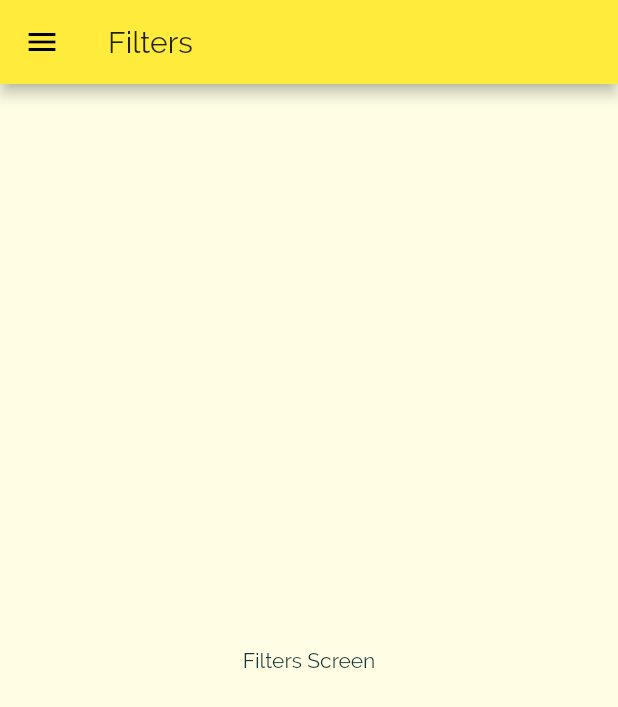
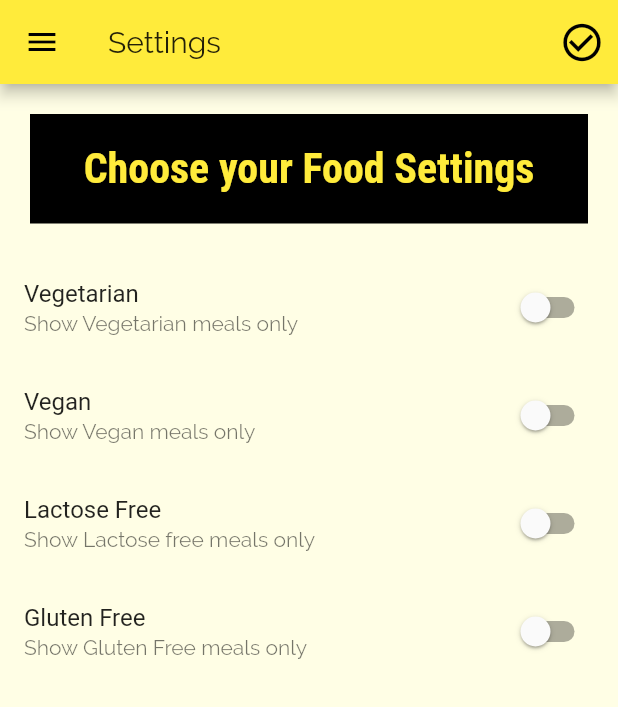
Before and after one commit to pr4nshul/meals_app, a Flutter app: the FiltersScreen screen opened by its route, on a phone screen of 412 x 824 dp. Shown: the top 707 px of the screen. Run offline on Flutter 3.47's test engine with Material 2 defaults, Android fonts, the phone set to English and light mode, and no system bars.

Commit message:
added filters

```diff
--- a/lib/main.dart
+++ b/lib/main.dart
@@ -1,13 +1,47 @@
 import 'package:flutter/material.dart';
+import './dummy_data.dart';
 import './screens/filters_screen.dart';
 import './screens/tab_screen.dart';
 import './screens/meal_detail_screen.dart';
 import './screens/category_meals_screen.dart';
+import './Models/meal.dart';
 import './screens/categories_screen.dart';
 
 void main() => runApp(MyApp());
 
-class MyApp extends StatelessWidget {
+class MyApp extends StatefulWidget {
+  @override
+  _MyAppState createState() => _MyAppState();
+}
+
+class _MyAppState extends State<MyApp> {
+  Map<String, bool> _filters = {
+    'gluten': false,
+    'lactose': false,
+    'Vegan': false,
+    'Veg': false
+  };
+  List<Meal> _availableMeals = DUMMY_MEALS;
+  void _setFilters(Map<String,bool> filterData){
+    setState(() {
+      _filters=filterData;
+      _availableMeals =DUMMY_MEALS.where((meal){
+        if(_filters['gluten'] && !meal.isGlutenFree){
+          return false;
+        }
+        if(_filters['lactose'] && !meal.isLactoseFree){
+          return false;
+        }
+        if(_filters['Vegan'] && !meal.isVegan){
+          return false;
+        }
+        if(_filters['Veg'] && !meal.isVegetarian){
+          return false;
+        }
+        return true;
+      }).toList();
+    });
+  }
   @override
   Widget build(BuildContext context) {
     return MaterialApp(
@@ -36,10 +70,10 @@ class MyApp extends StatelessWidget {
 //      ),
       initialRoute: '/',
       routes: {
-        '/' : (ctx) => TabsScreen(),
-        CategoryMealsScreen.routeName: (ctx) => CategoryMealsScreen(),
+        '/': (ctx) => TabsScreen(),
+        CategoryMealsScreen.routeName: (ctx) => CategoryMealsScreen(_availableMeals),
         MealScreenDetail.routeName: (ctx) => MealScreenDetail(),
-        FiltersScreen.routeName: (ctx) => FiltersScreen(),
+        FiltersScreen.routeName: (ctx) => FiltersScreen(_setFilters,_filters),
       },
     );
   }
--- a/lib/screens/filters_screen.dart
+++ b/lib/screens/filters_screen.dart
@@ -1,19 +1,125 @@
 import 'package:flutter/material.dart';
+import 'package:meals_app/screens/categories_screen.dart';
+import 'package:meals_app/screens/category_meals_screen.dart';
 import '../widgets/main_drawer.dart';
 
-class FiltersScreen extends StatelessWidget {
+class FiltersScreen extends StatefulWidget {
   static const routeName = '/filters-screen';
+  Map<String, bool> _filters;
+  Function setFilters;
+  FiltersScreen(this.setFilters, this._filters);
+  @override
+  _FiltersScreenState createState() => _FiltersScreenState();
+}
+
+class _FiltersScreenState extends State<FiltersScreen> {
+  bool _isVeg = false;
+  bool _isVegan = false;
+  bool _isLactoseFree = false;
+  bool _isGlutenFree = false;
+  @override
+  initState(){
+    super.initState();
+    _isGlutenFree= widget._filters['gluten'];
+    _isVegan= widget._filters['Vegan'];
+    _isVeg= widget._filters['Veg'];
+    _isLactoseFree= widget._filters['lactose'];
+  }
+  Widget _buildFilter(
+      String description, String title, bool value, Function change) {
+    return SwitchListTile(
+      onChanged: change,
+      value: value,
+      title: Text(title),
+      subtitle: Text(description),
+    );
+  }
 
   @override
   Widget build(BuildContext context) {
     return Scaffold(
-      appBar: AppBar(
-        title: Text('Filters'),
-      ),
-      drawer: MainDrawer(),
-      body: Center(
-        child: Text('Filters Screen'),
-      ),
-    );
+        appBar: AppBar(
+          title: Text('Settings'),
+          actions: [
+            IconButton(
+              icon: Icon(
+                Icons.check_circle_outline,
+                size: 30,
+              ),
+              onPressed: () {
+                final selectedFilters = {
+                  'gluten': _isGlutenFree,
+                  'lactose': _isLactoseFree,
+                  'Vegan': _isVegan,
+                  'Veg': _isVeg,
+                };
+                widget.setFilters(selectedFilters);
+                Navigator.of(context).pushReplacementNamed('/');
+              },
+            ),
+          ],
+        ),
+        drawer: MainDrawer(),
+        body: Column(
+          crossAxisAlignment: CrossAxisAlignment.center,
+          children: [
+            Container(
+              width: double.infinity,
+              margin: EdgeInsets.all(20),
+              padding: EdgeInsets.all(20),
+              color: Colors.black,
+              child: Center(
+                child: Text(
+                  'Choose your Food Settings',
+                  style: TextStyle(
+                    fontFamily: 'RobotoCondensed',
+                    fontWeight: FontWeight.bold,
+                    color: Colors.yellow,
+                    fontSize: 28,
+                  ),
+                ),
+              ),
+            ),
+            Expanded(
+              child: ListView(
+                children: [
+                  _buildFilter(
+                      'Show Vegetarian meals only', 'Vegetarian', _isVeg,
+                      (bool newValue) {
+                    setState(
+                      () {
+                        _isVeg = newValue;
+                      },
+                    );
+                  }), //buildFilter
+                  _buildFilter('Show Vegan meals only', 'Vegan', _isVegan,
+                      (newValue) {
+                    setState(
+                      () {
+                        _isVegan = newValue;
+                      },
+                    );
+                  }), //buildFilter
+                  _buildFilter('Show Lactose free meals only', 'Lactose Free',
+                      _isLactoseFree, (newValue) {
+                    setState(
+                      () {
+                        _isLactoseFree = newValue;
+                      },
+                    );
+                  }), //buildFilter
+                  _buildFilter('Show Gluten Free meals only', 'Gluten Free',
+                      _isGlutenFree, (newValue) {
+                    setState(
+                      () {
+                        _isGlutenFree = newValue;
+                      },
+                    );
+                  }), //buildFilter
+                ],
+              ),
+            )
+          ],
+        ));
   }
 }
--- a/lib/widgets/meal_item.dart
+++ b/lib/widgets/meal_item.dart
@@ -50,7 +50,7 @@ class MealItem extends StatelessWidget {
     Navigator.of(ctx).pushNamed(
       MealScreenDetail.routeName,
       arguments: id,
-    );
+    );//.then((value) => print(value));
   }
 
   @override
```
Also changed, not shown: lib/screens/category_meals_screen.dart (+5 -3 lines), lib/screens/meal_detail_screen.dart (+21 -5 lines).
